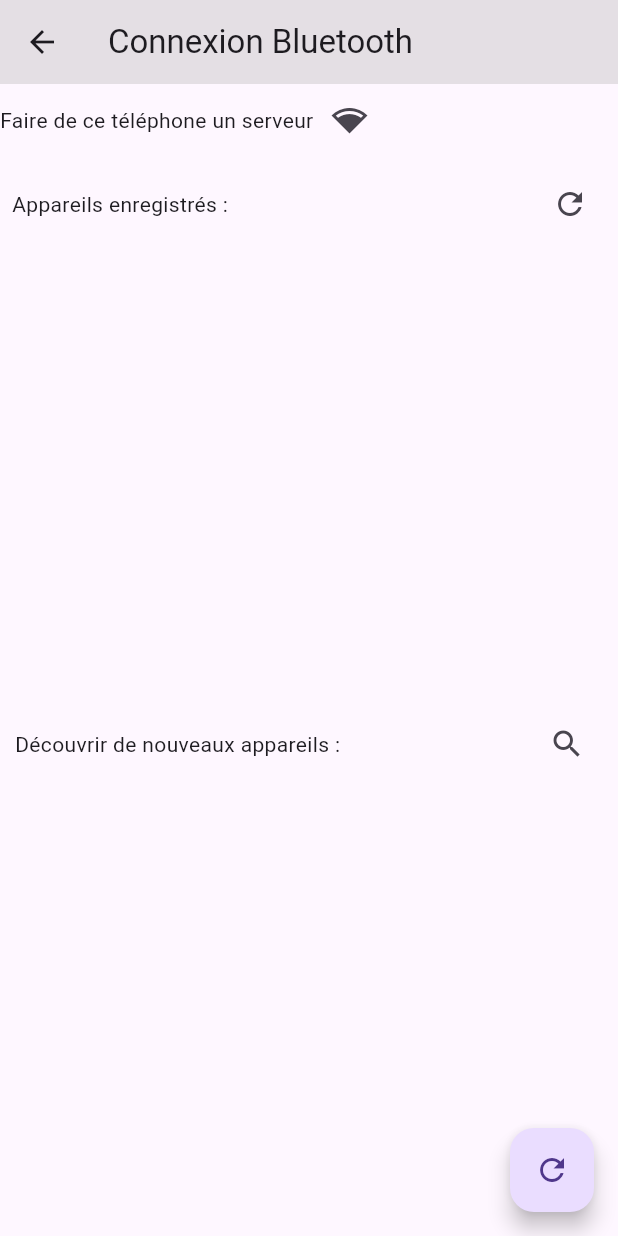
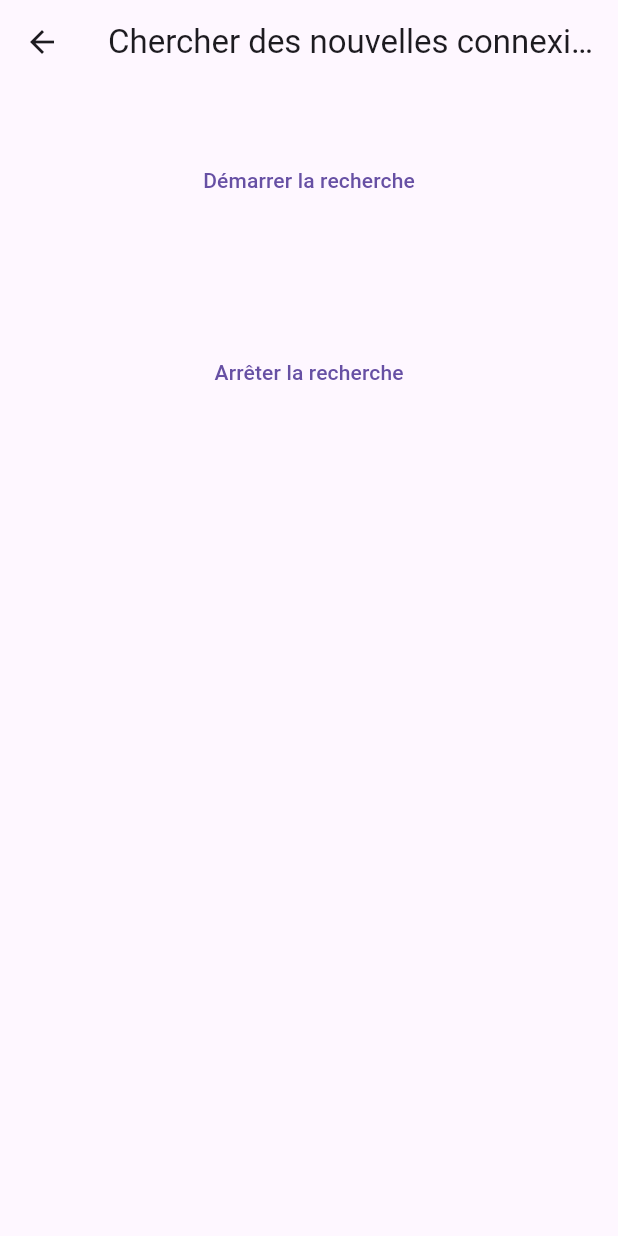
Before and after one commit to amalaitagames/TrashBall_Gaming_App, a Flutter app: the AllBluetoothClass screen opened directly, after a tap on the "search" icon, on a phone screen of 412 x 824 dp. Run offline on Flutter 3.47's test engine with Material 3 defaults, Android fonts, the phone set to English and light mode, and no system bars; our stand-ins replace flutter_blue_plus, get; missing offline and left inert: all_bluetooth.

Commit message:
Gestion de la partie bluetooth, de l'envoi des messages et de la notification par message quand un panier est marqué

```diff
--- a/lib/all_bluetooth.dart
+++ b/lib/all_bluetooth.dart
@@ -1,6 +1,6 @@
-import 'package:flutter/cupertino.dart';
+import 'package:all_bluetooth/all_bluetooth.dart';
+import 'package:code/searchNewDevicesBle.dart';
 import 'package:flutter/material.dart';
-import 'package:all_bluetooth/all_bluetooth.dart';
 import 'package:get/get.dart';
 
 class AllBluetoothClass extends StatefulWidget {
@@ -15,24 +15,30 @@ class _AllBluetoothClassState extends State<AllBluetoothClass> {
 
   void getDevices() async {
     devices = await allBluetooth.getBondedDevices();
-    print(devices);
+    print('devices: $devices');
+    print('connexions: ${allBluetooth.listenForConnection}');
   }
 
-  void discoverNewDevices() {
-    allBluetooth.discoverDevices.listen((device) {
-      print('Scanning for new devices...');
-      newDevices.add(device);
-    });
+
+
+  void openDiscovery() async {
+    allBluetooth.startDiscovery();
   }
 
   @override
   void initState() {
-    // TODO: implement initState
-    //getDevices();
+    super.initState();
+    openDiscovery();
   }
 
   @override
   Widget build(BuildContext context) {
+    return StreamBuilder(
+        stream: AllBluetooth().streamBluetoothState,
+        builder: (context, snapshot) {
+          if(snapshot.hasData) {
+            print(snapshot);
+          }
           return Scaffold(
             appBar: AppBar(
               title: Text('Connexion Bluetooth'),
@@ -44,9 +50,8 @@ class _AllBluetoothClassState extends State<AllBluetoothClass> {
                   Text('Faire de ce téléphone un serveur'),
                   IconButton(
                     onPressed: () {
-                allBluetooth
-                    .startBluetoothServer()
-                    .then((value) => print('Serveur démarré...'));
+                      allBluetooth.startBluetoothServer();
+                      allBluetooth.listenForConnection.isBroadcast;
                       //allBluetooth.instance.startDiscovery();
                     },
                     icon: Icon(Icons.network_wifi),
@@ -79,7 +84,6 @@ class _AllBluetoothClassState extends State<AllBluetoothClass> {
                         child: Card(
                           child: Padding(
                             padding: const EdgeInsets.all(15.0),
-
                             child: Row(
                               mainAxisAlignment: MainAxisAlignment.spaceBetween,
                               children: [
@@ -90,12 +94,12 @@ class _AllBluetoothClassState extends State<AllBluetoothClass> {
                                       allBluetooth
                                           .connectToDevice(device.address)
                                           .then((value) => {
-                                        print('connected')
+                                                print('connected'),
+                                                allBluetooth.listenForData
+                                                    .listen((event) {
+                                                  print(event);
+                                                })
                                               });
-                                  //allBluetooth.listenForConnection.listen((event) {
-                                    //print(event);
-                                  //});
-
                                       allBluetooth.instance.startDiscovery();
                                     },
                                     icon: Icon(Icons.bluetooth_connected)),
@@ -116,13 +120,7 @@ class _AllBluetoothClassState extends State<AllBluetoothClass> {
                     IconButton(
                         onPressed: () {
                           setState(() {
-                      discoverNewDevices();
-                      print('Search pressed...');
-
-                      allBluetooth.startDiscovery().then((value) =>
-                      {
-                        print('Starting...'),
-                      });
+                            Navigator.of(context).push(MaterialPageRoute(builder: (context) => SearchNewBleDevices()));
                           });
                         },
                         icon: Icon(Icons.search))
@@ -158,10 +156,11 @@ class _AllBluetoothClassState extends State<AllBluetoothClass> {
             ]),
             floatingActionButton: FloatingActionButton(
               onPressed: () {
-          discoverNewDevices();
+
               },
               child: Icon(Icons.refresh),
             ),
           );
+        });
   }
 }
--- /dev/null
+++ b/lib/searchNewDevicesBle.dart
@@ -0,0 +1,69 @@
+import 'package:flutter/cupertino.dart';
+import 'package:all_bluetooth/all_bluetooth.dart';
+import 'package:flutter/material.dart';
+
+class SearchNewBleDevices extends StatelessWidget {
+
+  List<BluetoothDevice> newDevices = [];
+
+  @override
+  Widget build(BuildContext context) {
+      return StreamBuilder(
+          stream: AllBluetooth().discoverDevices,
+          builder: (context, snapshot) {
+            if(snapshot.hasData) {
+              print(snapshot);
+              newDevices?.add(snapshot.requireData);
+            }
+            return Scaffold(
+             appBar: AppBar(
+               title: Text('Chercher des nouvelles connexions'),
+             ),
+              body: Column(
+                children: [
+                  Expanded(
+                      flex: 1,
+                      child: TextButton(
+                        child: Text('Démarrer la recherche'),
+                        onPressed: () => {AllBluetooth().startDiscovery()},
+                      )),
+                  Expanded(
+                      flex: 1,
+                      child: TextButton(
+                        child: Text('Arrêter la recherche'),
+                        onPressed: () => {AllBluetooth().stopDiscovery()}
+                      )),
+                Expanded(
+                  flex: 4,
+                  child: ListView(
+                    children: [
+                      for (BluetoothDevice device in newDevices)
+                        Padding(
+                          padding: const EdgeInsets.all(5.0),
+                          child: Card(
+                            child: Padding(
+                              padding: const EdgeInsets.all(15.0),
+                              child: Row(
+                                mainAxisAlignment: MainAxisAlignment.spaceBetween,
+                                children: [
+                                  Text(device.name),
+                                  Text(device.address),
+                                  IconButton(
+                                      onPressed: () {
+                                        print('se connecter');
+                                      },
+                                      icon: Icon(Icons.bluetooth_connected)),
+                                ],
+                              ),
+                            ),
+                          ),
+                        )
+                    ],
+                  ),
+                ),
+              ]
+              ),
+            );
+          });
+  }
+}
```
Also changed, not shown: lib/PlayPage.dart (+12 -0 lines), lib/home_page.dart (+27 -6 lines), lib/my_trashball_game_app.dart (+9 -3 lines), lib/tchat.dart (added, +84 -0 lines). Lines whose indentation alone changed are shown as unchanged.
